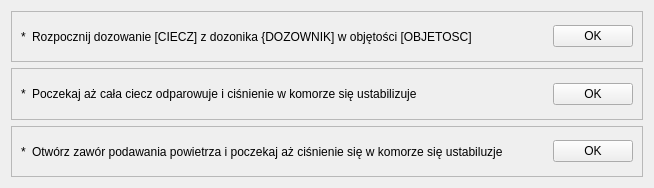
wiacekmarcin/StanowiskoChemiczne, file app/nowytest_4.ui: the form before one commit.
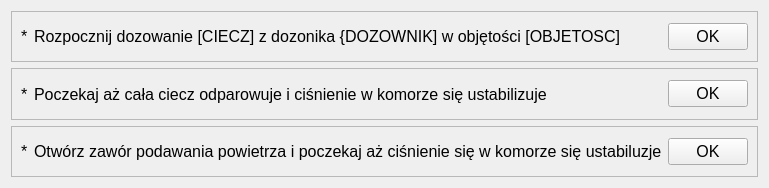
The form after the commit. Custom widgets are drawn as their Qt base class.

```diff
--- a/app/nowytest_4.ui
+++ b/app/nowytest_4.ui
@@ -10,6 +10,12 @@
     <height>188</height>
    </rect>
   </property>
+    <property name="font">
+   <font>
+    <family>Tahoma</family>
+    <pointsize>12</pointsize>
+   </font>
+  </property>
   <property name="windowTitle">
    <string>WizardPage</string>
   </property>
```
Left out of the diff: 3 changed lines with no effect on the pictures.
